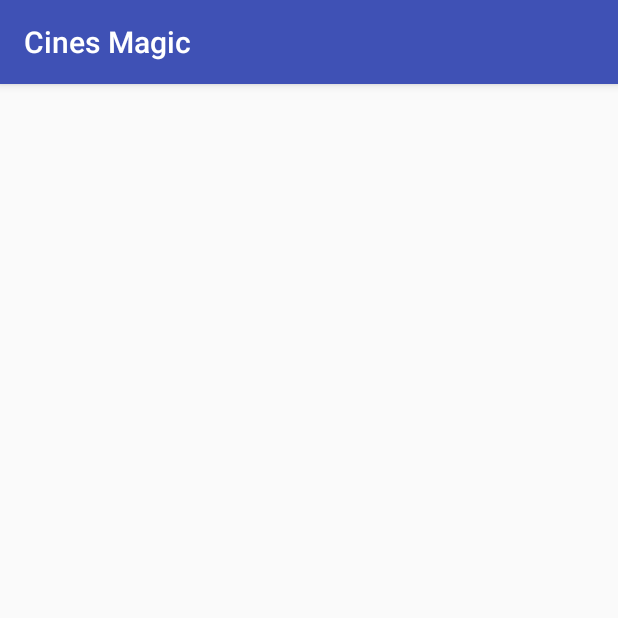
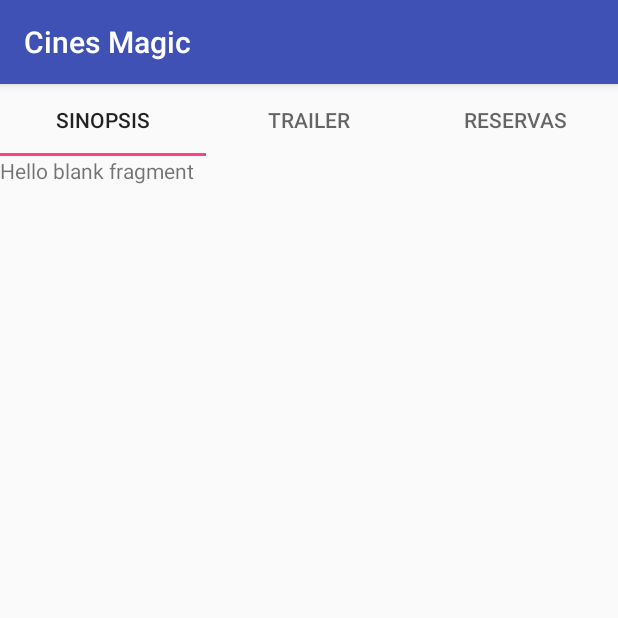
Before and after one commit to milouri23/CinesMagic, an Android app: the screen it shows after launch (DetallesActivity), after a tap on "Ghost in the Shell (2D)", on a phone screen of 412 x 824 dp, the top half of it. Run offline under Robolectric (Android 15) with nearby library versions, the phone set to English and light mode, and no system bars.

Commit message:
Se enlazó la actividad principal con la actividad de detalles. Ésta con tabs y viewPager controlados mediante el DetallesAdapter.

```diff
--- a/app/build.gradle
+++ b/app/build.gradle
@@ -26,5 +26,7 @@ dependencies {
     })
     compile 'com.android.support:appcompat-v7:25.3.1'
     compile 'com.android.support.constraint:constraint-layout:1.0.2'
+    compile 'com.android.support:support-v4:25.3.1'
+    compile 'com.android.support:design:25.3.1'
     testCompile 'junit:junit:4.12'
 }
--- a/app/src/main/java/com/pmovil/camiluz/cinesmagic/CineManagerActivity.java
+++ b/app/src/main/java/com/pmovil/camiluz/cinesmagic/CineManagerActivity.java
@@ -11,19 +11,29 @@ import java.util.ArrayList;
 
 public class CineManagerActivity extends AppCompatActivity {
 
+    static ArrayList<Pelicula> mCartelera;
+    String prueba;
+
     @Override
     protected void onCreate(Bundle savedInstanceState) {
         super.onCreate(savedInstanceState);
         setContentView(R.layout.activity_cine_manager);
 
-        ArrayList<Pelicula> cartelera = new ArrayList<Pelicula>();
-        cartelera.add(new Pelicula("Ghost in the Shell", R.drawable.cartel_ghost, true, false));
-        cartelera.add(new Pelicula("Logan", R.drawable.cartel_logan, true, false));
-        cartelera.add(new Pelicula("Power Rangers", R.drawable.cartel_power, true, true));
-        cartelera.add(new Pelicula("Life", R.drawable.cartel_life, false, true));
+        String sinopsis = getString(R.string.sinopsis_ghost_in_the_shell);
+
+        mCartelera = new ArrayList<Pelicula>();
+        mCartelera.add(new Pelicula("Ghost in the Shell", R.drawable.cartel_ghost, true, false, 3.5f,
+                getString(R.string.sinopsis_ghost_in_the_shell),
+                "https://www.youtube.com/watch?v=kOdhsIFPzJk", 90,
+                new String[]{"15:30", "18:05", "21:00"}));
+        mCartelera.add(new Pelicula("Logan", R.drawable.cartel_logan, true, false, 3,
+                getString(R.string.sinopsis_logan), "https://www.youtube.com/watch?v=kOdhsIFPzJk",
+                85, new String[]{"14:20", "17:55", "20:32"}));
+        mCartelera.add(new Pelicula("Power Rangers", R.drawable.cartel_power, true, true));
+        mCartelera.add(new Pelicula("Life", R.drawable.cartel_life, false, true));
 
         Pelicula ghost = new Pelicula("Ghost in the Shell", R.drawable.cartel_ghost, true, false);
-        PeliculaAdapter adaptadorDePeliculas = new PeliculaAdapter(this, cartelera);
+        PeliculaAdapter adaptadorDePeliculas = new PeliculaAdapter(this, mCartelera);
 
         GridView diseñoCuadricula = (GridView) findViewById(R.id.diseño_cuadricula);
         diseñoCuadricula.setAdapter(adaptadorDePeliculas);
@@ -32,6 +42,7 @@ public class CineManagerActivity extends AppCompatActivity {
             @Override
             public void onItemClick(AdapterView<?> parent, View view, int position, long id) {
                Intent intent = new Intent(CineManagerActivity.this, DetallesActivity.class);
+                intent.putExtra("position", position);
                 startActivity(intent);
             }
         });
--- a/app/src/main/java/com/pmovil/camiluz/cinesmagic/DetallesActivity.java
+++ b/app/src/main/java/com/pmovil/camiluz/cinesmagic/DetallesActivity.java
@@ -1,13 +1,37 @@
 package com.pmovil.camiluz.cinesmagic;
 
+import android.content.Intent;
+import android.support.v4.view.ViewPager;
 import android.support.v7.app.AppCompatActivity;
 import android.os.Bundle;
 
+import android.support.design.widget.TabLayout;
+
+import java.util.ArrayList;
+
 public class DetallesActivity extends AppCompatActivity {
 
-    @Override
+    Pelicula mPeliculaActual;
+
     protected void onCreate(Bundle savedInstanceState) {
         super.onCreate(savedInstanceState);
         setContentView(R.layout.activity_detalles);
+
+        Intent intent = getIntent();
+        int position = intent.getIntExtra("position", -1);
+
+        if(position != -1) {
+            mPeliculaActual = CineManagerActivity.mCartelera.get(position);
+        }
+
+        ViewPager viewPager = (ViewPager) findViewById(R.id.viewpager);
+        DetallesAdapter adapter = new DetallesAdapter(this, getSupportFragmentManager());
+
+        viewPager.setAdapter(adapter);
+
+        TabLayout tabLayout = (TabLayout) findViewById(R.id.sliding_tabs);
+        tabLayout.setupWithViewPager(viewPager);
+
     }
+
 }
--- /dev/null
+++ b/app/src/main/java/com/pmovil/camiluz/cinesmagic/DetallesAdapter.java
@@ -0,0 +1,50 @@
+package com.pmovil.camiluz.cinesmagic;
+
+import android.content.Context;
+import android.support.v4.app.Fragment;
+import android.support.v4.app.FragmentManager;
+import android.support.v4.app.FragmentPagerAdapter;
+
+/**
+ * Created by Camilo on 11/04/2017.
+ */
+
+public class DetallesAdapter extends FragmentPagerAdapter {
+
+    // private final static int PAGE_COUNT = 4;
+    // private String[] tabTitles = new String[] {"Numbers", "Family", "Colors", "Phrases"};
+    private Context mContext;
+
+    public DetallesAdapter(Context context, FragmentManager fm) {
+        super(fm);
+        mContext = context;
+    }
+
+    @Override
+    public Fragment getItem(int position) {
+        if (position == 0) {
+            return new SinopsisFragment();
+        } else if (position == 1) {
+            return new TrailerFragment();
+        } else {
+            return new ReservasFragment();
+        }
+    }
+
+    @Override
+    public int getCount() {
+        return 3;
+    }
+
+    @Override
+    public CharSequence getPageTitle(int position) {
+        //return tabTitles[position];
+        if (position == 0) {
+            return "Sinopsis";
+        } else if (position == 1) {
+            return "Trailer";
+        } else {
+            return "Reservas";
+        }
+    }
+}
--- a/app/src/main/java/com/pmovil/camiluz/cinesmagic/Pelicula.java
+++ b/app/src/main/java/com/pmovil/camiluz/cinesmagic/Pelicula.java
@@ -36,9 +36,9 @@ public class Pelicula {
         mEstaEn3D = estaEn3D;
     }
 
-    public Pelicula(String titulo, int imageCartelResourceId, float calificacion, String sinopsis, String enlaceVideo,
-                    boolean estaEn2D, boolean estaEn3D, int duracion,
-                    String[] horasProyeccion){
+    public Pelicula(String titulo, int imageCartelResourceId, boolean estaEn2D, boolean estaEn3D,
+                    float calificacion, String sinopsis, String enlaceVideo,
+                    int duracion, String[] horasProyeccion){
 
         this(titulo, imageCartelResourceId, estaEn2D, estaEn3D);
         setCalificacion(calificacion);
--- a/app/src/main/java/com/pmovil/camiluz/cinesmagic/PeliculaAdapter.java
+++ b/app/src/main/java/com/pmovil/camiluz/cinesmagic/PeliculaAdapter.java
@@ -25,7 +25,7 @@ public class PeliculaAdapter extends ArrayAdapter<Pelicula> {
     /** Método constructor
      *
      * @param context es la actividad en donde se van a mostrar los items
-     * @param peliculas es el arreglo de películas (cartelera) de donde se van a sacar las
+     * @param peliculas es el arreglo de películas (mCartelera) de donde se van a sacar las
      *                  imágenes y el título
      */
     public PeliculaAdapter(Activity context, ArrayList<Pelicula> peliculas) {
--- /dev/null
+++ b/app/src/main/java/com/pmovil/camiluz/cinesmagic/ReservasFragment.java
@@ -0,0 +1,20 @@
+package com.pmovil.camiluz.cinesmagic;
+
+import android.content.Context;
+import android.net.Uri;
+import android.os.Bundle;
+import android.support.v4.app.Fragment;
+import android.view.LayoutInflater;
+import android.view.View;
+import android.view.ViewGroup;
+
+public class ReservasFragment extends Fragment {
+
+    @Override
+    public View onCreateView(LayoutInflater inflater, ViewGroup container,
+                             Bundle savedInstanceState) {
+        // Inflate the layout for this fragment
+        return inflater.inflate(R.layout.fragment_reservas, container, false);
+    }
+
+}
--- /dev/null
+++ b/app/src/main/java/com/pmovil/camiluz/cinesmagic/SinopsisFragment.java
@@ -0,0 +1,20 @@
+package com.pmovil.camiluz.cinesmagic;
+
+import android.content.Context;
+import android.net.Uri;
+import android.os.Bundle;
+import android.support.v4.app.Fragment;
+import android.view.LayoutInflater;
+import android.view.View;
+import android.view.ViewGroup;
+
+public class SinopsisFragment extends Fragment {
+
+    @Override
+    public View onCreateView(LayoutInflater inflater, ViewGroup container,
+                             Bundle savedInstanceState) {
+        // Inflate the layout for this fragment
+        return inflater.inflate(R.layout.fragment_sinopsis, container, false);
+    }
+
+}
--- /dev/null
+++ b/app/src/main/java/com/pmovil/camiluz/cinesmagic/TrailerFragment.java
@@ -0,0 +1,20 @@
+package com.pmovil.camiluz.cinesmagic;
+
+import android.content.Context;
+import android.net.Uri;
+import android.os.Bundle;
+import android.support.v4.app.Fragment;
+import android.view.LayoutInflater;
+import android.view.View;
+import android.view.ViewGroup;
+
+public class TrailerFragment extends Fragment {
+
+    @Override
+    public View onCreateView(LayoutInflater inflater, ViewGroup container,
+                             Bundle savedInstanceState) {
+        // Inflate the layout for this fragment
+        return inflater.inflate(R.layout.fragment_trailer, container, false);
+    }
+
+}
--- a/app/src/main/res/layout/activity_detalles.xml
+++ b/app/src/main/res/layout/activity_detalles.xml
@@ -1,9 +1,19 @@
 <?xml version="1.0" encoding="utf-8"?>
-<android.support.constraint.ConstraintLayout xmlns:android="http://schemas.android.com/apk/res/android"
+<LinearLayout xmlns:android="http://schemas.android.com/apk/res/android"
     xmlns:app="http://schemas.android.com/apk/res-auto"
     xmlns:tools="http://schemas.android.com/tools"
     android:layout_width="match_parent"
     android:layout_height="match_parent"
+    android:orientation="vertical"
     tools:context="com.pmovil.camiluz.cinesmagic.DetallesActivity">
 
-</android.support.constraint.ConstraintLayout>
+    <android.support.design.widget.TabLayout
+        android:id="@+id/sliding_tabs"
+        android:layout_width="match_parent"
+        android:layout_height="wrap_content" />
+
+    <android.support.v4.view.ViewPager
+        android:id="@+id/viewpager"
+        android:layout_width="match_parent"
+        android:layout_height="match_parent" />
+</LinearLayout>
--- /dev/null
+++ b/app/src/main/res/layout/fragment_reservas.xml
@@ -0,0 +1,13 @@
+<FrameLayout xmlns:android="http://schemas.android.com/apk/res/android"
+    xmlns:tools="http://schemas.android.com/tools"
+    android:layout_width="match_parent"
+    android:layout_height="match_parent"
+    tools:context="com.pmovil.camiluz.cinesmagic.ReservasFragment">
+
+    <!-- TODO: Update blank fragment layout -->
+    <TextView
+        android:layout_width="match_parent"
+        android:layout_height="match_parent"
+        android:text="@string/hello_blank_fragment" />
+
+</FrameLayout>
--- /dev/null
+++ b/app/src/main/res/layout/fragment_sinopsis.xml
@@ -0,0 +1,13 @@
+<FrameLayout xmlns:android="http://schemas.android.com/apk/res/android"
+    xmlns:tools="http://schemas.android.com/tools"
+    android:layout_width="match_parent"
+    android:layout_height="match_parent"
+    tools:context="com.pmovil.camiluz.cinesmagic.SinopsisFragment">
+
+    <!-- TODO: Update blank fragment layout -->
+    <TextView
+        android:layout_width="match_parent"
+        android:layout_height="match_parent"
+        android:text="@string/hello_blank_fragment" />
+
+</FrameLayout>
--- /dev/null
+++ b/app/src/main/res/layout/fragment_trailer.xml
@@ -0,0 +1,13 @@
+<FrameLayout xmlns:android="http://schemas.android.com/apk/res/android"
+    xmlns:tools="http://schemas.android.com/tools"
+    android:layout_width="match_parent"
+    android:layout_height="match_parent"
+    tools:context="com.pmovil.camiluz.cinesmagic.TrailerFragment">
+
+    <!-- TODO: Update blank fragment layout -->
+    <TextView
+        android:layout_width="match_parent"
+        android:layout_height="match_parent"
+        android:text="@string/hello_blank_fragment" />
+
+</FrameLayout>
--- a/app/src/main/res/values/strings.xml
+++ b/app/src/main/res/values/strings.xml
@@ -1,3 +1,22 @@
 <resources>
     <string name="app_name">Cines Magic</string>
+
+    <string name="titulo_logan">Logan</string>
+
+    <string name="titulo_ghost">Ghost</string>
+    <string name="sinopsis_logan">Sin sus poderes, por primera vez, Wolverine es verdaderamente
+        vulnerable. Después de una vida de dolor y angustia, sin rumbo y perdido en el mundo donde
+        los X-Men son leyenda, su mentor Charles Xavier lo convence de asumir una última misión:
+        proteger a una joven que será la única esperanza para la raza mutante.</string>
+
+    <string name="sinopsis_ghost_in_the_shell">Basada en la internacionalmente aclamada saga de
+        ciencia ficción, “GHOST IN THE SHELL” narra la historia de the Major, un híbrido
+        cyborg-humano femenino único en su especie, de operaciones especiales, que dirige un grupo
+        operativo de elite llamado Sección 9. Consagrada a detener a los extremistas y criminales
+        más peligrosos, la Sección 9 se enfrenta a un enemigo cuyo objetivo principal consiste en
+        anular los avances de Hanka Robotic en el campo de la ciber-tecnología.</string>
+
+    <!-- TODO: Remove or change this placeholder text -->
+    <string name="hello_blank_fragment">Hello blank fragment</string>
+
 </resources>
--- a/app/src/main/res/values/styles.xml
+++ b/app/src/main/res/values/styles.xml
@@ -8,4 +8,5 @@
         <item name="colorAccent">@color/colorAccent</item>
     </style>
 
+
 </resources>
```
